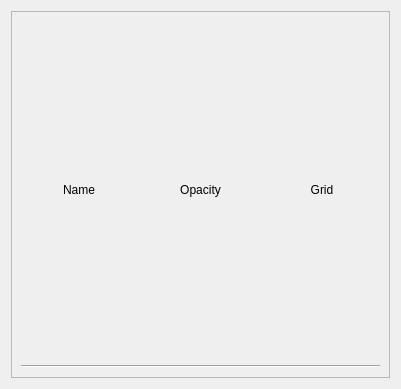
Before: the Qt Designer form ui/statisticSource.ui in IENT/YUView, drawn with Qt 5.
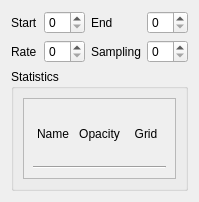
After: the same form once the commit is applied.

Commit message: Added start/end frame sampling and frame rate controls to the statistics handler

Patch:
```diff
--- a/ui/statisticSource.ui
+++ b/ui/statisticSource.ui
@@ -6,8 +6,8 @@
    <rect>
     <x>0</x>
     <y>0</y>
-    <width>401</width>
-    <height>389</height>
+    <width>182</width>
+    <height>202</height>
    </rect>
   </property>
   <property name="windowTitle">
@@ -15,6 +15,56 @@
   </property>
   <layout class="QVBoxLayout" name="verticalLayout">
    <item>
+    <layout class="QGridLayout" name="gridLayout_2" columnstretch="0,0,0,0">
+     <item row="0" column="3">
+      <widget class="QSpinBox" name="endSpinBox"/>
+     </item>
+     <item row="1" column="1">
+      <widget class="QSpinBox" name="rateSpinBox"/>
+     </item>
+     <item row="1" column="3">
+      <widget class="QSpinBox" name="samplingSpinBox"/>
+     </item>
+     <item row="0" column="0">
+      <widget class="QLabel" name="label_6">
+       <property name="text">
+        <string>Start</string>
+       </property>
+      </widget>
+     </item>
+     <item row="0" column="2">
+      <widget class="QLabel" name="label_7">
+       <property name="text">
+        <string>End</string>
+       </property>
+      </widget>
+     </item>
+     <item row="1" column="0">
+      <widget class="QLabel" name="label_8">
+       <property name="text">
+        <string>Rate</string>
+       </property>
+      </widget>
+     </item>
+     <item row="1" column="2">
+      <widget class="QLabel" name="label_9">
+       <property name="text">
+        <string>Sampling</string>
+       </property>
+      </widget>
+     </item>
+     <item row="0" column="1">
+      <widget class="QSpinBox" name="startSpinBox"/>
+     </item>
+    </layout>
+   </item>
+   <item>
+    <widget class="QGroupBox" name="groupBox">
+     <property name="title">
+      <string>Statistics</string>
+     </property>
+     <layout class="QVBoxLayout" name="verticalLayout_2">
+      <item>
     <widget class="QScrollArea" name="scrollArea">
      <property name="widgetResizable">
       <bool>true</bool>
@@ -24,11 +74,31 @@
        <rect>
         <x>0</x>
         <y>0</y>
-        <width>381</width>
-        <height>369</height>
+           <width>142</width>
+           <height>95</height>
        </rect>
       </property>
       <layout class="QGridLayout" name="gridLayout">
+          <item row="0" column="0">
+           <widget class="QLabel" name="label">
+            <property name="text">
+             <string>Name</string>
+            </property>
+            <property name="alignment">
+             <set>Qt::AlignCenter</set>
+            </property>
+           </widget>
+          </item>
+          <item row="0" column="2">
+           <widget class="QLabel" name="label_3">
+            <property name="text">
+             <string>Grid</string>
+            </property>
+            <property name="alignment">
+             <set>Qt::AlignCenter</set>
+            </property>
+           </widget>
+          </item>
        <item row="1" column="0" colspan="3">
         <widget class="Line" name="line">
          <property name="orientation">
@@ -46,28 +116,11 @@
          </property>
         </widget>
        </item>
-       <item row="0" column="0">
-        <widget class="QLabel" name="label">
-         <property name="text">
-          <string>Name</string>
-         </property>
-         <property name="alignment">
-          <set>Qt::AlignCenter</set>
-         </property>
+         </layout>
         </widget>
-       </item>
-       <item row="0" column="2">
-        <widget class="QLabel" name="label_3">
-         <property name="text">
-          <string>Grid</string>
-         </property>
-         <property name="alignment">
-          <set>Qt::AlignCenter</set>
-         </property>
         </widget>
        </item>
       </layout>
-     </widget>
     </widget>
    </item>
   </layout>
```
Lines whose indentation alone changed are shown as unchanged. The commit also changes 4 other files.
